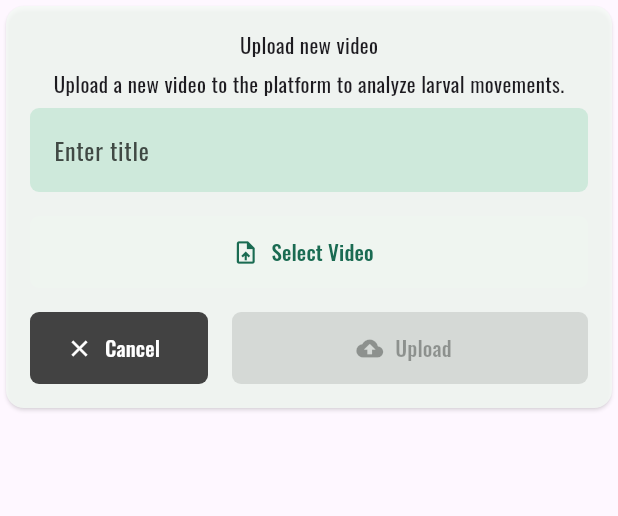
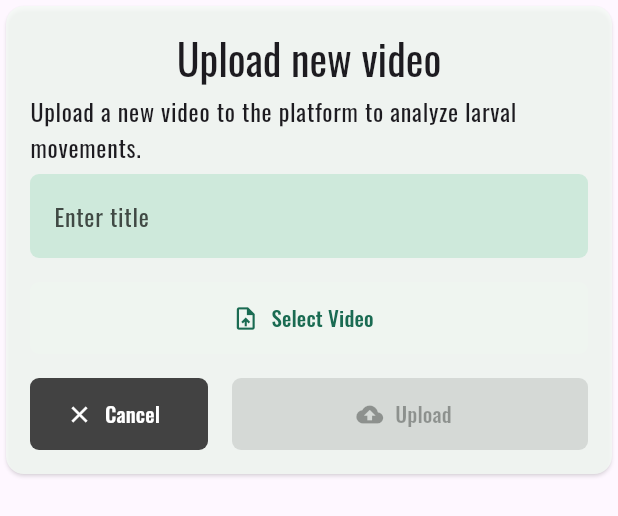
Before and after one commit to LarvixON-ZPI/larvixon-frontend, a Flutter app: the LarvaVideoAddForm widget shown alone on an empty page, opened directly, on a phone screen of 412 x 824 dp. Shown: the top 516 px of the screen. Run offline on Flutter 3.47's test engine with Material 3 defaults, Android fonts, the phone set to English and light mode, and no system bars; our stand-ins replace bloc, dio, equatable, file_picker, flutter_bloc, flutter_secure_storage and 8 more; accounts and stored records are empty.

Commit message:
feat: enhance text styling for upload dialog title and description

```diff
--- a/lib/src/analysis/presentation/widgets/add_dialog/analysis_add_dialog.dart
+++ b/lib/src/analysis/presentation/widgets/add_dialog/analysis_add_dialog.dart
@@ -156,8 +156,14 @@ class _LarvaVideoAddFormState extends State<LarvaVideoAddForm> {
 
           return CustomCard(
             color: Theme.of(context).colorScheme.surface.withValues(alpha: 0.8),
-            title: Text(context.translate.uploadNewVideo),
-            description: Text(context.translate.uploadVideoDescription),
+            title: Text(
+              context.translate.uploadNewVideo,
+              style: Theme.of(context).textTheme.headlineMedium,
+            ),
+            description: Text(
+              context.translate.uploadVideoDescription,
+              style: Theme.of(context).textTheme.bodyLarge,
+            ),
             child: Form(
               key: _formKey,
               child: Column(
```
